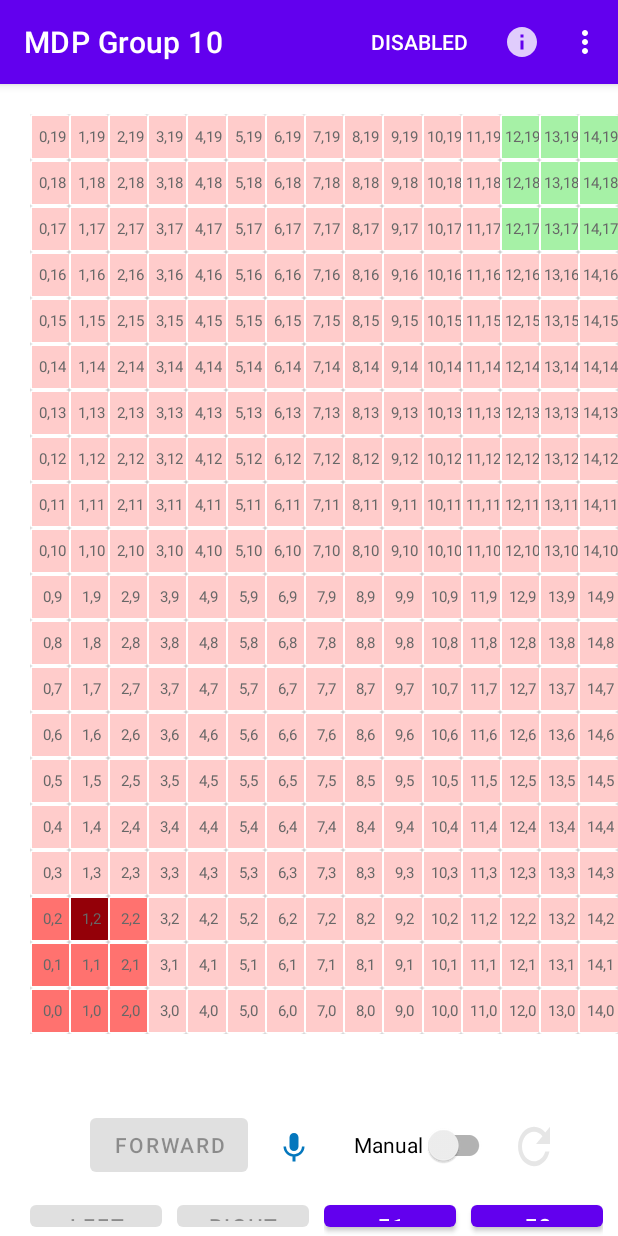
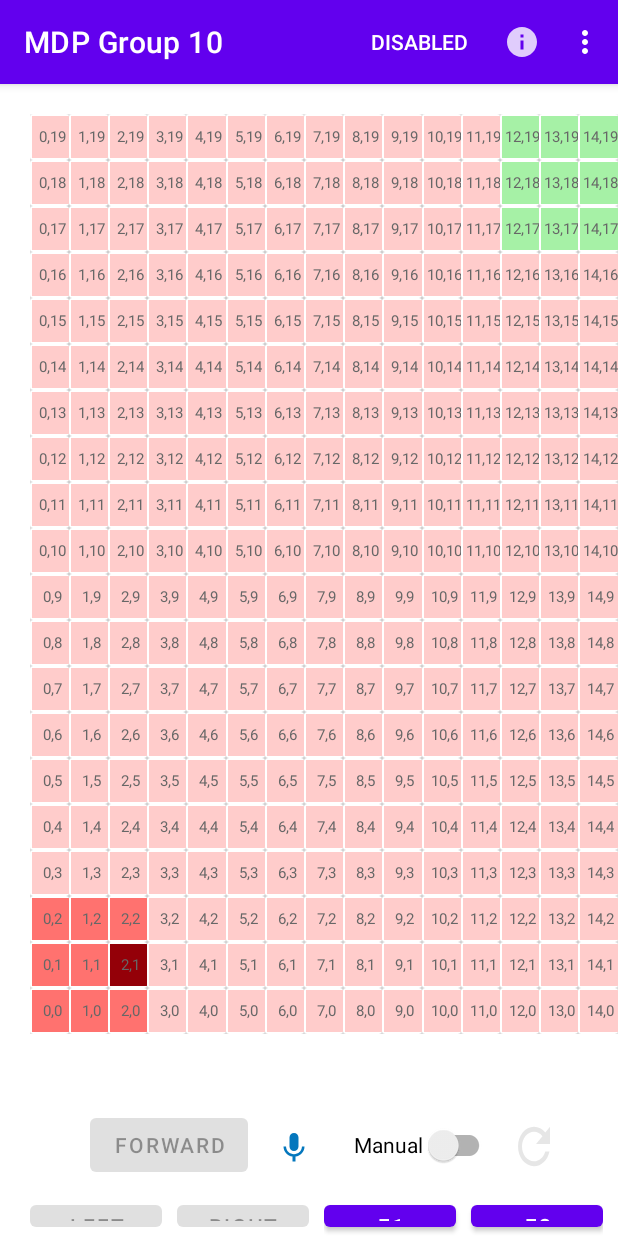
Before and after one commit to guptajay/MDP_AndroidApp, an Android app: the screen it shows after launch (MainActivity), on a phone screen of 412 x 824 dp. Run offline under Robolectric (Android 15) with nearby library versions, the phone set to English and light mode, and no system bars.

Commit message:
Parsing of MDF String + Bug Fixes

```diff
--- a/app/src/main/java/com/jaygupta/mdpgroup10/MainActivity.java
+++ b/app/src/main/java/com/jaygupta/mdpgroup10/MainActivity.java
@@ -64,7 +64,6 @@ public class MainActivity extends AppCompatActivity {
 
     private final String TAG = "Main Activity";
 
-
     @Override
     protected void onCreate(Bundle savedInstanceState) {
         super.onCreate(savedInstanceState);
@@ -124,6 +123,31 @@ public class MainActivity extends AppCompatActivity {
         moveLeft = findViewById(R.id.moveLeftBtn);
         moveRight = findViewById(R.id.moveRightBtn);
         micBtn = findViewById(R.id.micBtn);
+
+        /*
+        String resultString = Util.gridTest("{\"grid\" : \"01000000000000F00000000000400007E0000000000000001F80000780000000000004000800\"}");
+        Log.d(TAG,"Test: " + resultString);
+        Matcher loc = Pattern.compile("\\(([^)]+)\\)").matcher(resultString);
+        ArrayList<String> receivedArray = new ArrayList<>();
+        while (loc.find()) {
+            receivedArray.add(loc.group(1));
+        }
+        ArrayList<String> tempObstacleList = new ArrayList<>();
+        tempObstacleList.addAll(Util.obstacleList);
+        tempObstacleList.removeAll(receivedArray);
+        receivedArray.removeAll(Util.obstacleList);
+        System.out.println("To be Removed" + tempObstacleList);
+        System.out.println("To be Added" + receivedArray);
+        for (String s : receivedArray) {
+            int pos = Util.setObstacle(mazeCells, s, "");
+            adapter.notifyItemChanged(pos);
+        }
+        for (String s : tempObstacleList) {
+            int pos = Util.removeObstacle(mazeCells, s);
+            adapter.notifyItemChanged(pos);
+        }
+         */
+
 
         if (!manualSwitch.isChecked()) {
             refresh.setEnabled(false);
@@ -317,6 +341,15 @@ public class MainActivity extends AppCompatActivity {
         if (mBluetoothConnection.getBluetoothConnectionStatus()) {
             mBluetoothConnection.write(byteArr);
             Snackbar.make(view, "String F2 Sent", Snackbar.LENGTH_SHORT).show();
+        } else
+            Snackbar.make(view, Constants.BLUETOOTH_NOT_CONNECTED, Snackbar.LENGTH_SHORT).show();
+    }
+
+    public void startFastestPath(View view) {
+        byteArr = getResources().getString(R.string.start_fastest_path).getBytes(charset);
+        if (mBluetoothConnection.getBluetoothConnectionStatus()) {
+            mBluetoothConnection.write(byteArr);
+            Snackbar.make(view, "Fastest Path Started", Snackbar.LENGTH_SHORT).show();
         } else
             Snackbar.make(view, Constants.BLUETOOTH_NOT_CONNECTED, Snackbar.LENGTH_SHORT).show();
     }
--- a/app/src/main/java/com/jaygupta/mdpgroup10/RobotDrive.java
+++ b/app/src/main/java/com/jaygupta/mdpgroup10/RobotDrive.java
@@ -53,7 +53,7 @@ public class RobotDrive {
                 else if (Util.outOfBoundsRight.contains(currentPosition) && Util.getHeading().equals("right"))
                     System.out.println("Out of Bounds");
                 else {
-                    mBluetoothConnection.write(byteArr);
+                    // mBluetoothConnection.write(byteArr);
                     if (Util.getHeading().equals("forward")) {
                         for (int i = 0; i <= 2; i++) {
                             mazeCells.get(currentPosition + i).setBgColor(R.color.maze);
@@ -135,7 +135,7 @@ public class RobotDrive {
         byteArr =context.getResources().getString(R.string.bluetooth_move_left).getBytes(charset);
         if (mBluetoothConnection.getBluetoothConnectionStatus()) {
             if(!cmdFromAMD)
-            mBluetoothConnection.write(byteArr);
+            // mBluetoothConnection.write(byteArr);
 
             setCurrentPosition();
 
@@ -179,7 +179,7 @@ public class RobotDrive {
         byteArr = context.getResources().getString(R.string.bluetooth_move_right).getBytes(charset);
         if (mBluetoothConnection.getBluetoothConnectionStatus()) {
             if(!cmdFromAMD)
-            mBluetoothConnection.write(byteArr);
+            // mBluetoothConnection.write(byteArr);
 
             setCurrentPosition();
 
--- a/app/src/main/java/com/jaygupta/mdpgroup10/Util.java
+++ b/app/src/main/java/com/jaygupta/mdpgroup10/Util.java
@@ -16,7 +16,7 @@ public class Util {
 
     static String wayPoint = "Not Selected";
     static String startPoint = "0,0";
-    static String heading = "forward";
+    static String heading = "right";
     static int orientation = 0;
     static ArrayList<Integer> outOfBoundsLeft = new ArrayList<Integer>(Arrays.asList(30, 45, 60, 75, 90, 105, 120, 135, 150, 165, 180, 195, 210, 225, 245, 255, 270, 285));
     static ArrayList<Integer> outOfBoundsRight = new ArrayList<Integer>(Arrays.asList(42, 57, 72, 87, 102, 117, 132, 147, 162, 177, 192, 207, 222, 237, 252, 267, 282, 297));
@@ -76,7 +76,7 @@ public class Util {
         for (int y = 0; y <= 2; y++)
             for (int x = 0; x <= 2; x++)
                 updateBgColor(x + "," + y, m, R.color.bot);
-        updateBgColor("1,2", m, R.color.heading);
+        updateBgColor("2,1", m, R.color.heading);
     }
 
     public static void initGoal(ArrayList<mazeCell> m) {
@@ -133,18 +133,25 @@ public class Util {
     }
 
     public static String gridTest(String message) {
-        // Log.d(TAG, "receivedMessage: message --- " + message);
+        //Log.d("Test: ", "receivedMessage: message --- " + message);
         ArrayList<String> result = new ArrayList<>();
         if (message.length() > 7 && message.substring(2, 6).equals("grid")) {
-            String amdString = message.substring(11, message.length() - 2);
+            String amdString = message.substring(11, message.length() - 3);
+
+            System.out.println("Printing String...");
+            System.out.println(amdString);
             String binaryString = new BigInteger(amdString, 16).toString(2);
+
+
+
+
             int col=15;
-            int row=0;
+            int row=19;
             binaryString = new StringBuffer(binaryString).reverse().toString();
             for(char c: binaryString.toCharArray()){
                 if(col == 0){
                     col=15;
-                    row++;
+                    row--;
                 }
                 if(c == '1'){
                     String  string = "obs (" + String.valueOf(col-1) + "," + String.valueOf(row) + ")";
--- a/app/src/main/java/com/jaygupta/mdpgroup10/adapter/mazeRecViewAdapter.java
+++ b/app/src/main/java/com/jaygupta/mdpgroup10/adapter/mazeRecViewAdapter.java
@@ -83,7 +83,7 @@ public class mazeRecViewAdapter extends RecyclerView.Adapter<mazeRecViewAdapter.
                 dialog.dismiss();
                 switch (which) {
                     case 0:
-                        String s = context.getResources().getString(R.string.bluetooth_waypoint) + "FPW (" + cells.get(pos).getCellName() + ")";
+                        String s = context.getResources().getString(R.string.bluetooth_waypoint) + "FPW:" + cells.get(pos).getCellName();
                         byteArr = s.getBytes(charset);
                         if (bluetoothConnection.getBluetoothConnectionStatus()) {
 
--- a/app/src/main/java/com/jaygupta/mdpgroup10/bluetooth_services/BluetoothChatService.java
+++ b/app/src/main/java/com/jaygupta/mdpgroup10/bluetooth_services/BluetoothChatService.java
@@ -81,7 +81,7 @@ public class BluetoothChatService extends Service {
             botMoveIntent.putExtra("receivedMessage", receivedMessage);
             LocalBroadcastManager.getInstance(getApplicationContext()).sendBroadcast(botMoveIntent);
         } else if(receivedMessage.contains("exploredPath")){
-            String resultString = Util.gridTest(receivedMessage);
+            String resultString = Util.gridTest(receivedMessage.substring(4));
             Intent exploredPath = new Intent("exploredPath");
             exploredPath.putExtra("receivedMessage", resultString);
             LocalBroadcastManager.getInstance(getApplicationContext()).sendBroadcast(exploredPath);
@@ -91,7 +91,7 @@ public class BluetoothChatService extends Service {
             LocalBroadcastManager.getInstance(getApplicationContext()).sendBroadcast(changeBotPosition);
         }
         else if(receivedMessage.contains("grid")){
-            String resultString = Util.gridTest(receivedMessage);
+            String resultString = Util.gridTest(receivedMessage.substring(4));
             Intent gridObstacles = new Intent("gridObstacles");
             gridObstacles.putExtra("receivedMessage", resultString);
             LocalBroadcastManager.getInstance(getApplicationContext()).sendBroadcast(gridObstacles);
--- a/app/src/main/res/layout/activity_main.xml
+++ b/app/src/main/res/layout/activity_main.xml
@@ -207,9 +207,9 @@
                     android:id="@+id/FP"
                     android:layout_width="wrap_content"
                     android:layout_height="wrap_content"
-                    android:onClick="sendStringF2"
-                    android:text="@string/FP"
-                    android:layout_marginTop="10dp">
+                    android:layout_marginTop="10dp"
+                    android:onClick="startFastestPath"
+                    android:text="@string/FP">
 
                 </Button>
 
```
